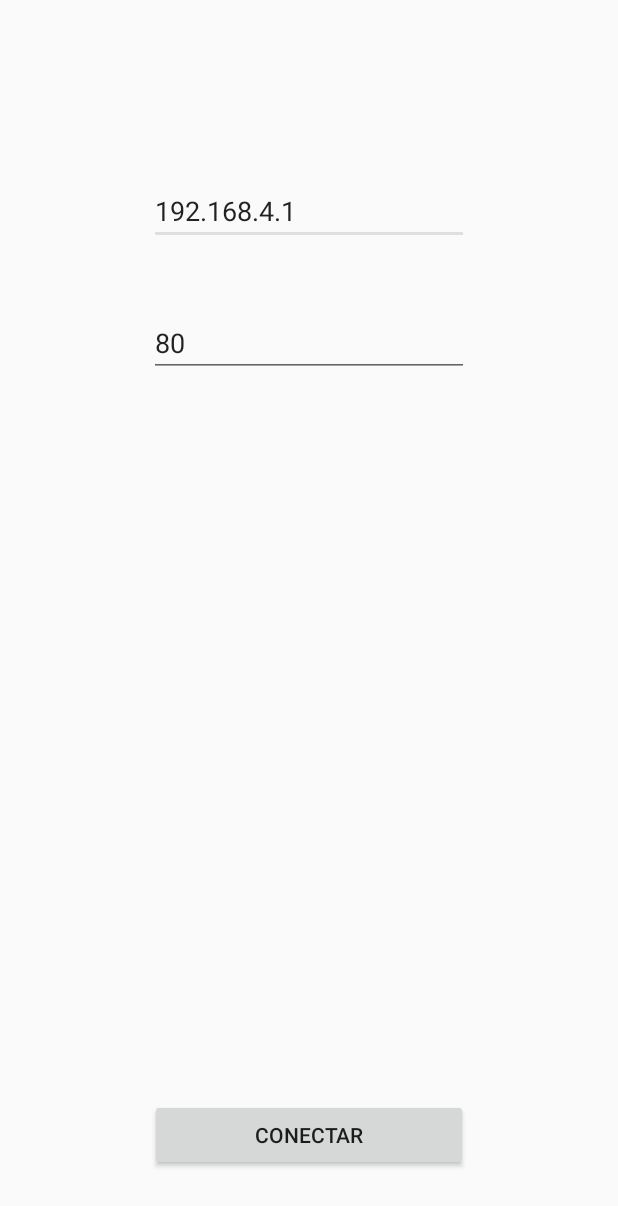
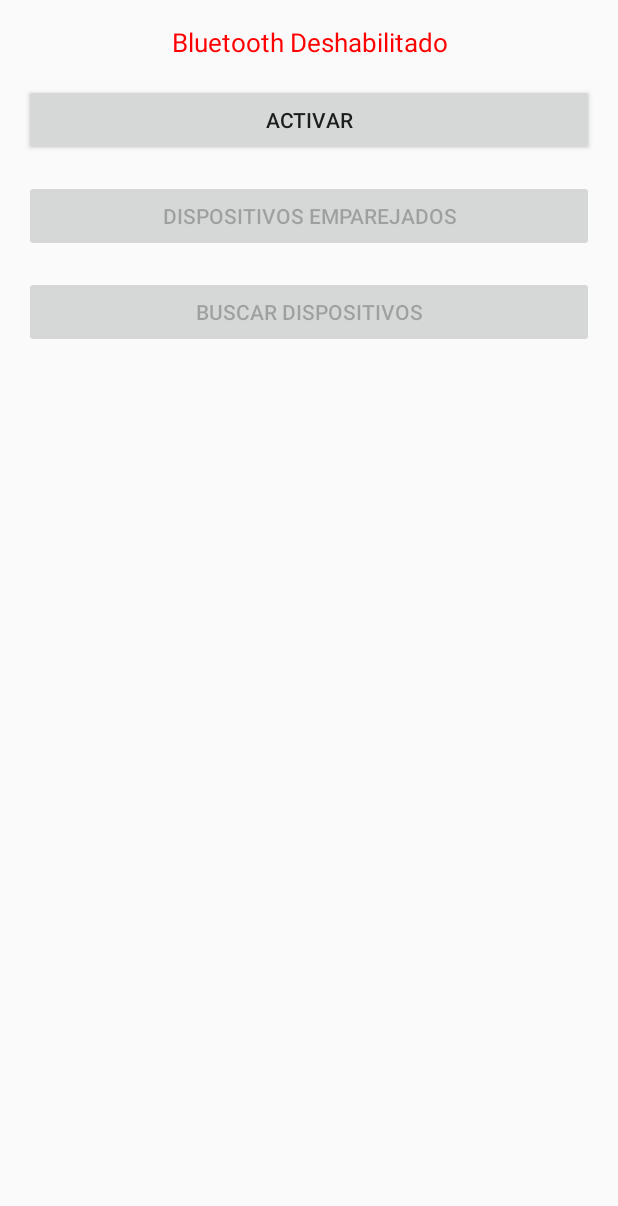
Before and after one commit to CRIARD/CRIARD, an Android app: the screen it shows after launch (ActivityInicial), on a phone screen of 412 x 824 dp. Shown: the top 1206 px of the screen. Run offline under Robolectric (Android 15) with nearby library versions, the light colour scheme and no system bars.

Commit message:
Comunicacion Bluetooth

```diff
--- a/ANDROID/CRIArdApp2/app/src/main/AndroidManifest.xml
+++ b/ANDROID/CRIArdApp2/app/src/main/AndroidManifest.xml
@@ -9,6 +9,12 @@
     <uses-permission android:name="android.permission.READ_PROFILE" />
     <uses-permission android:name="android.permission.READ_CONTACTS" />
     <uses-permission android:name="android.permission.VIBRATE" />
+    <uses-permission android:name="android.permission.BLUETOOTH" />
+    <uses-permission android:name="android.permission.BLUETOOTH_ADMIN" />
+    <uses-permission android:name="android.permission.ACCESS_COARSE_LOCATION" />
+    <uses-permission android:name="android.permission.WRITE_EXTERNAL_STORAGE" />
+    <uses-permission android:name="android.permission.READ_PHONE_STATE" />
+    <uses-permission android:name="android.permission.READ_EXTERNAL_STORAGE" />
     <application
         android:allowBackup="true"
         android:icon="@mipmap/ic_launcher"
--- a/ANDROID/CRIArdApp2/app/src/main/java/app/criard/criardapp/ActivityInicial.java
+++ b/ANDROID/CRIArdApp2/app/src/main/java/app/criard/criardapp/ActivityInicial.java
@@ -1,44 +1,273 @@
 package app.criard.criardapp;
 
+import android.app.ProgressDialog;
+import android.bluetooth.BluetoothAdapter;
+import android.bluetooth.BluetoothDevice;
+import android.content.BroadcastReceiver;
+import android.content.Context;
+import android.content.DialogInterface;
 import android.content.Intent;
+import android.content.IntentFilter;
+import android.graphics.Color;
 import android.os.Bundle;
 import android.app.Activity;
 import android.view.View;
 import android.widget.Button;
 import android.widget.EditText;
+import android.widget.TextView;
+import android.widget.Toast;
+
+import java.util.ArrayList;
+import java.util.Set;
 
 public class ActivityInicial extends Activity {
 
-    EditText ip;
-    EditText puerto;
-    Intent intent;
-    Button boton;
+    private TextView txtEstado;
+    private Button btnActivar;
+    private Button btnEmparejar;
+    private Button btnBuscar;
+
+    private ProgressDialog mProgressDlg;
+
+    private ArrayList<BluetoothDevice> mDeviceList = new ArrayList<BluetoothDevice>();
+
+    private BluetoothAdapter mBluetoothAdapter;
+
     @Override
     protected void onCreate(Bundle savedInstanceState) {
         super.onCreate(savedInstanceState);
         setContentView(R.layout.activity_inicial);
-        ip = (EditText) findViewById(R.id.txt_ip);
-        puerto = (EditText) findViewById(R.id.txt_puerto);
 
-        ip.setText("192.168.4.1");
-        puerto.setText("80");
-        boton = (Button) findViewById(R.id.btn_iniciar);
-        boton.setOnClickListener(this.Conectar);
+        //Se definen los componentes del layout
+        txtEstado = (TextView) findViewById(R.id.txtEstado);
+        btnActivar = (Button) findViewById(R.id.btnActivar);
+        btnEmparejar = (Button) findViewById(R.id.btnEmparejar);
+        btnBuscar = (Button) findViewById(R.id.btnBuscar);
+
+        //Se crea un adaptador para podermanejar el bluethoot del celular
+        mBluetoothAdapter = BluetoothAdapter.getDefaultAdapter();
+
+        //Se Crea la ventana de dialogo que indica que se esta buscando dispositivos bluethoot
+        mProgressDlg = new ProgressDialog(this);
+
+        mProgressDlg.setMessage("Buscando dispositivos...");
+        mProgressDlg.setCancelable(false);
+
+        //se asocia un listener al boton cancelar para la ventana de dialogo ue busca los dispositivos bluethoot
+        mProgressDlg.setButton(DialogInterface.BUTTON_NEGATIVE, "Cancelar", btnCancelarDialogListener);
+
+        //se determina si existe bluethoot en el celular
+        if (mBluetoothAdapter == null)
+        {
+            //si el celular no soporta bluethoot
+            showUnsupported();
+        }
+        else
+        {
+            //si el celular soporta bluethoot, se definen los listener para los botones de la activity
+            btnEmparejar.setOnClickListener(btnEmparejarListener);
+
+            btnBuscar.setOnClickListener(btnBuscarListener);
+
+            btnActivar.setOnClickListener(btnActivarListener);
+
+            //se determina si esta activado el bluethoot
+            if (mBluetoothAdapter.isEnabled())
+            {
+                //se informa si esta habilitado
+                showEnabled();
+            }
+            else
+            {
+                //se informa si esta deshabilitado
+                showDisabled();
+            }
+        }
+
+        //se definen un broadcastReceiver que captura el broadcast del SO cuando captura los siguientes eventos:
+        IntentFilter filter = new IntentFilter();
+
+        filter.addAction(BluetoothAdapter.ACTION_STATE_CHANGED); //Cambia el estado del Bluethoot (Acrtivado /Desactivado)
+        filter.addAction(BluetoothDevice.ACTION_FOUND); //Se encuentra un dispositivo bluethoot al realizar una busqueda
+        filter.addAction(BluetoothAdapter.ACTION_DISCOVERY_STARTED); //Cuando se comienza una busqueda de bluethoot
+        filter.addAction(BluetoothAdapter.ACTION_DISCOVERY_FINISHED); //cuando la busqueda de bluethoot finaliza
+
+        //se define (registra) el handler que captura los broadcast anterirmente mencionados.
+        registerReceiver(mReceiver, filter);
+
+    }
+    @Override
+    //Cuando se llama al metodo OnPausa se cancela la busqueda de dispositivos bluethoot
+    public void onPause()
+    {
+
+        if (mBluetoothAdapter != null) {
+            if (mBluetoothAdapter.isDiscovering()) {
+                mBluetoothAdapter.cancelDiscovery();
+            }
+        }
+
+        super.onPause();
     }
 
-    private View.OnClickListener Conectar = new View.OnClickListener(){
+    @Override
+    //Cuando se detruye la Acivity se quita el registro de los brodcast. Apartir de este momento no se
+    //recibe mas broadcast del SO. del bluethoot
+    public void onDestroy() {
+        unregisterReceiver(mReceiver);
 
-        @Override
-        public void onClick(View v) {
-            intent = new Intent(ActivityInicial.this,CRIArdMainActivity.class);
+        super.onDestroy();
+    }
 
-            intent.putExtra("ip",ip.getText().toString());
-            intent.putExtra("puerto",puerto.getText().toString());
+    private void showEnabled() {
+        txtEstado.setText("Bluetooth Habilitar");
+        txtEstado.setTextColor(Color.BLUE);
 
-            startActivity(intent);
+        btnActivar.setText("Desactivar");
+        btnActivar.setEnabled(true);
 
-            finish();
+        btnEmparejar.setEnabled(true);
+        btnBuscar.setEnabled(true);
+    }
+
+    private void showDisabled() {
+        txtEstado.setText("Bluetooth Deshabilitado");
+        txtEstado.setTextColor(Color.RED);
+
+        btnActivar.setText("Activar");
+        btnActivar.setEnabled(true);
+
+        btnEmparejar.setEnabled(false);
+        btnBuscar.setEnabled(false);
+    }
+
+    private void showUnsupported() {
+        txtEstado.setText("Bluetooth no es soportado por el dispositivo movil");
+
+        btnActivar.setText("Activar");
+        btnActivar.setEnabled(false);
+
+        btnEmparejar.setEnabled(false);
+        btnBuscar.setEnabled(false);
+    }
+
+    private void showToast(String message) {
+        Toast.makeText(getApplicationContext(), message, Toast.LENGTH_SHORT).show();
+    }
+
+    //Handler que captura los brodacast que emite el SO al ocurrir los eventos del bluethoot
+    private final BroadcastReceiver mReceiver = new BroadcastReceiver() {
+        public void onReceive(Context context, Intent intent) {
+
+            //Atraves del Intent obtengo el evento de Bluethoot que informo el broadcast del SO
+            String action = intent.getAction();
+
+            //Si cambio de estado el Bluethoot(Activado/desactivado)
+            if (BluetoothAdapter.ACTION_STATE_CHANGED.equals(action))
+            {
+                //Obtengo el parametro, aplicando un Bundle, que me indica el estado del Bluethoot
+                final int state = intent.getIntExtra(BluetoothAdapter.EXTRA_STATE, BluetoothAdapter.ERROR);
+
+                //Si esta activado
+                if (state == BluetoothAdapter.STATE_ON)
+                {
+                    showToast("Activar");
+
+                    showEnabled();
+                }
+            }
+            //Si se inicio la busqueda de dispositivos bluethoot
+            else if (BluetoothAdapter.ACTION_DISCOVERY_STARTED.equals(action))
+            {
+                //Creo la lista donde voy a mostrar los dispositivos encontrados
+                mDeviceList = new ArrayList<BluetoothDevice>();
+
+                //muestro el cuadro de dialogo de busqueda
+                mProgressDlg.show();
+            }
+            //Si finalizo la busqueda de dispositivos bluethoot
+            else if (BluetoothAdapter.ACTION_DISCOVERY_FINISHED.equals(action))
+            {
+                //se cierra el cuadro de dialogo de busqueda
+                mProgressDlg.dismiss();
+
+                //se inicia el activity DeviceListActivity pasandole como parametros, por intent,
+                //el listado de dispositovos encontrados
+                Intent newIntent = new Intent(ActivityInicial.this, DeviceListActivity.class);
+
+                newIntent.putParcelableArrayListExtra("device.list", mDeviceList);
+
+                startActivity(newIntent);
+            }
+            //si se encontro un dispositivo bluethoot
+            else if (BluetoothDevice.ACTION_FOUND.equals(action))
+            {
+                //Se lo agregan sus datos a una lista de dispositivos encontrados
+                BluetoothDevice device = (BluetoothDevice) intent.getParcelableExtra(BluetoothDevice.EXTRA_DEVICE);
+
+                mDeviceList.add(device);
+                showToast("Dispositivo Encontrado:" + device.getName());
+            }
         }
     };
 
+
+    //Metodo que actua como Listener de los eventos que ocurren en los componentes graficos de la activty
+    private View.OnClickListener btnEmparejarListener = new View.OnClickListener() {
+        @Override
+        public void onClick(View v) {
+
+            Set<BluetoothDevice> pairedDevices = mBluetoothAdapter.getBondedDevices();
+
+            if (pairedDevices == null || pairedDevices.size() == 0)
+            {
+                showToast("No se encontraron dispositivos emparejados");
+            }
+            else
+            {
+                ArrayList<BluetoothDevice> list = new ArrayList<BluetoothDevice>();
+
+                list.addAll(pairedDevices);
+
+                Intent intent = new Intent(ActivityInicial.this, DeviceListActivity.class);
+
+                intent.putParcelableArrayListExtra("device.list", list);
+
+                startActivity(intent);
+            }
+        }
+    };
+
+    private View.OnClickListener btnBuscarListener = new View.OnClickListener() {
+        @Override
+        public void onClick(View v) {
+            mBluetoothAdapter.startDiscovery();
+        }
+    };
+
+
+    private View.OnClickListener btnActivarListener = new View.OnClickListener() {
+        @Override
+        public void onClick(View v) {
+            if (mBluetoothAdapter.isEnabled()) {
+                mBluetoothAdapter.disable();
+
+                showDisabled();
+            } else {
+                Intent intent = new Intent(BluetoothAdapter.ACTION_REQUEST_ENABLE);
+
+                startActivityForResult(intent, 1000);
+            }
+        }
+    };
+
+
+    private DialogInterface.OnClickListener btnCancelarDialogListener = new DialogInterface.OnClickListener() {
+        @Override
+        public void onClick(DialogInterface dialog, int which) {
+            dialog.dismiss();
+
+            mBluetoothAdapter.cancelDiscovery();
+        }
+    };
 }
--- a/ANDROID/CRIArdApp2/app/src/main/res/layout/activity_inicial.xml
+++ b/ANDROID/CRIArdApp2/app/src/main/res/layout/activity_inicial.xml
@@ -1,40 +1,40 @@
-<?xml version="1.0" encoding="utf-8"?>
-<RelativeLayout xmlns:android="http://schemas.android.com/apk/res/android"
-    xmlns:app="http://schemas.android.com/apk/res-auto"
+<LinearLayout xmlns:android="http://schemas.android.com/apk/res/android"
     xmlns:tools="http://schemas.android.com/tools"
     android:layout_width="match_parent"
     android:layout_height="match_parent"
-    tools:context=".ActivityInicial">
+    android:orientation="vertical"
+    android:padding="@dimen/activity_vertical_margin">
+
+    <TextView
+        android:id="@+id/txtEstado"
+        android:layout_width="match_parent"
+        android:layout_height="wrap_content"
+        android:gravity="center"
+        android:textSize="17sp"
+        android:textColor="#ff0000"
+        android:text="@string/text_bluetooth_off" />
 
     <Button
-        android:id="@+id/btn_iniciar"
-        android:layout_width="212dp"
+        android:id="@+id/btnActivar"
+        android:layout_width="match_parent"
         android:layout_height="wrap_content"
-        android:layout_alignParentBottom="true"
-        android:layout_centerHorizontal="true"
-        android:layout_marginBottom="43dp"
-        android:text="Conectar" />
+        android:layout_marginTop="@dimen/activity_vertical_margin"
+        android:text="@string/text_enable" />
 
-    <EditText
-        android:id="@+id/txt_ip"
-        android:layout_width="wrap_content"
+    <Button
+        android:id="@+id/btnEmparejar"
+        android:layout_width="match_parent"
         android:layout_height="wrap_content"
-        android:layout_alignParentTop="true"
-        android:layout_centerHorizontal="true"
-        android:layout_marginTop="118dp"
-        android:ems="10"
-        android:hint="IP"
-        android:inputType="textPersonName" />
+        android:layout_marginTop="@dimen/activity_vertical_margin"
+        android:enabled="false"
+        android:text="@string/text_view_paired" />
 
-    <EditText
-        android:id="@+id/txt_puerto"
-        android:layout_width="wrap_content"
+    <Button
+        android:id="@+id/btnBuscar"
+        android:layout_width="match_parent"
         android:layout_height="wrap_content"
-        android:layout_alignParentTop="true"
-        android:layout_centerHorizontal="true"
-        android:layout_marginTop="206dp"
-        android:ems="10"
-        android:hint="Puerto"
-        android:inputType="textPersonName" />
+        android:layout_marginTop="@dimen/activity_vertical_margin"
+        android:enabled="false"
+        android:text="@string/text_scan_devices" />
 
-</RelativeLayout>
+</LinearLayout>
--- a/ANDROID/CRIArdApp2/app/src/main/res/values/strings.xml
+++ b/ANDROID/CRIArdApp2/app/src/main/res/values/strings.xml
@@ -1,5 +1,6 @@
 <resources>
     <string name="app_name">CRIArdApp</string>
+
     <string name="title_home">Hogar</string>
     <string name="title_cuna">Cuna Inteligente</string>
     <string name="title_config">Configuración</string>
@@ -7,4 +8,20 @@
     <string name="title_activity_menu_hogar">menu_hogar</string>
     <string name="title_activity_menu_cuna">menu_cuna</string>
     <string name="title_activity_menu_config">menu_config</string>
+    <string name="action_settings">Settings</string>
+
+    <string name="text_bluetooth_off">Bluetooth Deshabilitado</string>
+    <string name="text_bluetooth_on">Bluetooth Habilitado</string>
+
+    <string name="text_enable">Activar</string>
+    <string name="text_disable">Desactivar</string>
+
+    <string name="text_view_paired">Dispositivos emparejados</string>
+    <string name="text_scan_devices">Buscar dispositivos</string>
+    <string name="text_stop_scan">Buscar dispositivos</string>
+
+    <string name="text_list_paired_devices">Dispositivos emparejados</string>
+    <string name="text_list_devices">Lista de dispositivos</string>
+
+    <string name="text_pair">Emparejar</string>
 </resources>
```
Also changed, not shown: ANDROID/CRIArdApp2/app/src/main/java/app/criard/criardapp/DeviceListActivity.java (added, +153 -0 lines), ANDROID/CRIArdApp2/app/src/main/java/app/criard/criardapp/DeviceListAdapter.java (added, +87 -0 lines), ANDROID/CRIArdApp2/app/src/main/res/layout/activity_paired_devices.xml (added, +24 -0 lines), ANDROID/CRIArdApp2/app/src/main/res/layout/list_item_device.xml (added, +37 -0 lines).
